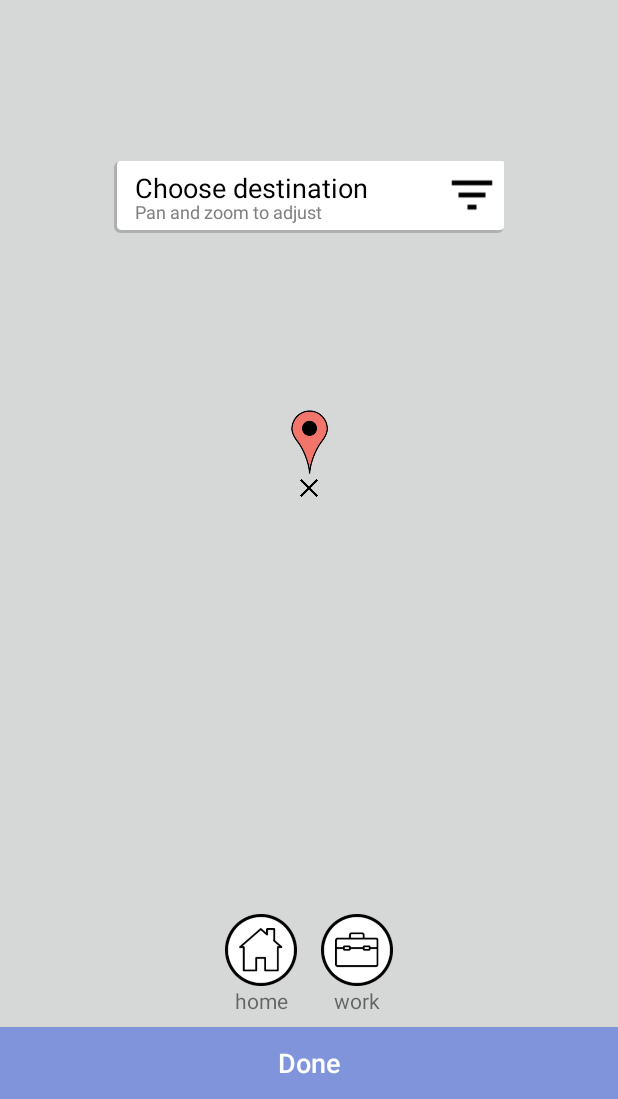
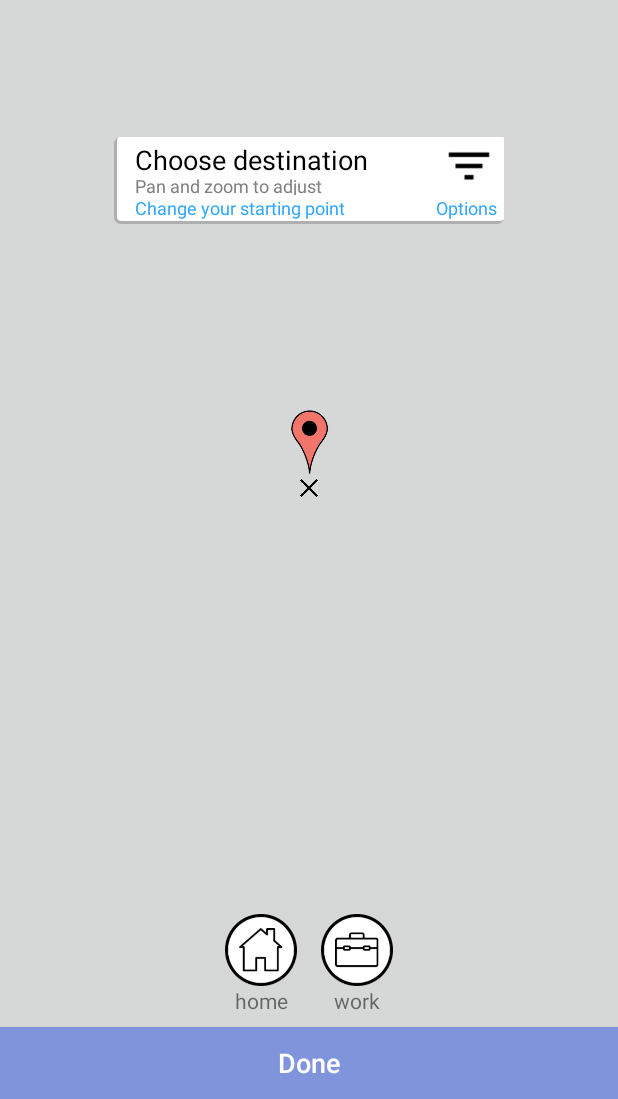
Before and after one commit to chrisk1ng/PublicTransportApp.Android, an Android app: the TripPlannerActivity screen opened directly, with no data from a screen before it, on a phone screen of 412 x 824 dp, the part 137-1236 px from its top. Run offline under Robolectric (Android 15) with nearby library versions, the phone set to English and light mode, and no system bars; our stand-ins replace Firebase (no records; nobody signed in at launch, a user with empty details on screens opened directly); libraries missing offline, so code that uses them is left out: com.flurry.android, transportapisdk.models; 2 statements that could not run were skipped.

Commit message:
Merged trip sharing, tweaked some trip planner visuals

```diff
--- a/app/build.gradle
+++ b/app/build.gradle
@@ -38,7 +38,7 @@ dependencies {
     compile 'com.google.android.gms:play-services-maps:11.2.0'
     compile 'com.google.android.gms:play-services-location:11.2.0'
     compile 'com.whereismytransport.transportapisdk:transportapisdk:1.0.1'
-    compile 'com.flurry.android:analytics:7.0.0@aar'
+    compile 'com.flurry.android:analytics:8.2.0@aar'
     compile 'com.github.ceryle:SegmentedButton:v1.2.2'
     compile 'com.android.support:recyclerview-v7:25.4.0'
     compile 'com.uber.sdk:rides-android:0.6.1'
--- a/app/src/main/java/com/chrisking/publictransportapp/activities/main/TripPlannerActivity.java
+++ b/app/src/main/java/com/chrisking/publictransportapp/activities/main/TripPlannerActivity.java
@@ -23,6 +23,7 @@ import com.chrisking.publictransportapp.activities.city.CityPersistence;
 import com.chrisking.publictransportapp.activities.city.CitySelectorActivity;
 import com.chrisking.publictransportapp.activities.queues.TaxiQueues;
 import com.chrisking.publictransportapp.activities.settings.AdvancedOptionsActivity;
+import com.chrisking.publictransportapp.activities.tripsharing.TripSharingActivity;
 import com.chrisking.publictransportapp.activities.whereto.WhereToActivity;
 import com.chrisking.publictransportapp.classes.City;
 import com.google.android.gms.tasks.OnFailureListener;
@@ -98,9 +99,9 @@ public class TripPlannerActivity extends AppCompatActivity
                         // [START_EXCLUDE]
 
                         if (deepLink != null && uid != null) {
-                                //Intent intent = new Intent(getApplicationContext(), LanceClassHere.class);
-                                //intent.putExtra("uid", uid);
-                                //startActivity(intent);
+                            Intent intent = new Intent(getApplicationContext(), TripSharingActivity.class);
+                            intent.putExtra("uid", uid);
+                            startActivity(intent);
                         }
                         // [END_EXCLUDE]
                     }
--- a/app/src/main/java/com/chrisking/publictransportapp/activities/whereto/WhereToActivity.java
+++ b/app/src/main/java/com/chrisking/publictransportapp/activities/whereto/WhereToActivity.java
@@ -39,6 +39,7 @@ import com.chrisking.publictransportapp.classes.TaxiPrompter;
 import com.chrisking.publictransportapp.classes.TripShare;
 import com.chrisking.publictransportapp.helpers.ApplicationExtension;
 import com.chrisking.publictransportapp.helpers.Shortcuts;
+import com.chrisking.publictransportapp.services.location.LocationMonitoringService;
 import com.flurry.android.FlurryAgent;
 import com.google.android.gms.common.ConnectionResult;
 import com.google.android.gms.common.api.GoogleApiClient;
@@ -59,6 +60,8 @@ import com.google.android.gms.maps.model.LatLng;
 import com.google.android.gms.location.LocationListener;
 import com.google.firebase.database.DatabaseReference;
 import com.google.firebase.database.FirebaseDatabase;
+import com.google.firebase.dynamiclinks.DynamicLink;
+import com.google.firebase.dynamiclinks.FirebaseDynamicLinks;
 
 import java.util.Date;
 import java.util.List;
@@ -86,7 +89,7 @@ public class WhereToActivity extends Fragment implements OnMapReadyCallback,
     private LatLng mStoredUserLocation;
     private LatLng endLocation;
     private LinearLayout mWhereToLayout;
-    private RelativeLayout mFilterButton;
+    private LinearLayout mFilterButton;
     private ImageView mFilterImageView;
     private Profile mProfile = Profile.ClosestToTime;
     private TimeType mTimeType = TimeType.DepartAfter;
@@ -94,6 +97,8 @@ public class WhereToActivity extends Fragment implements OnMapReadyCallback,
     private Button mRegionSupportButton;
     private ImageView mHomeImageView;
     private ImageView mWorkImageView;
+    private LinearLayout mActiveTripLayout;
+    private Button mTripShareStopButton;
 
     private void displayTip(){
         SharedPreferences prefs = getActivity().getSharedPreferences("tips", 0);
@@ -137,6 +142,15 @@ public class WhereToActivity extends Fragment implements OnMapReadyCallback,
                 .show();
     }
 
+    @Override
+    public void onResume()
+    {
+        super.onResume();
+
+        showOnTrip(false);
+    }
+
+
     private void init(final View view, final Activity activity)
     {
         mPrefs = getActivity().getSharedPreferences("settings", 0);
@@ -152,9 +166,9 @@ public class WhereToActivity extends Fragment implements OnMapReadyCallback,
                     double homeLatitude = Double.parseDouble(homeLatlong[0]);
                     double homeLongitude = Double.parseDouble(homeLatlong[1]);
 
-                    //move map camera
-                    mMap.moveCamera(CameraUpdateFactory.newLatLng(new LatLng(homeLatitude, homeLongitude)));
-                    mMap.animateCamera(CameraUpdateFactory.zoomTo(13));
+                    endLocation = new LatLng(homeLatitude, homeLongitude);
+
+                    planJourney();
                 }
                 else{
                     displayMyCommuteNotSetupTip();
@@ -173,9 +187,9 @@ public class WhereToActivity extends Fragment implements OnMapReadyCallback,
                     double workLatitude = Double.parseDouble(workLatlong[0]);
                     double workLongitude = Double.parseDouble(workLatlong[1]);
 
-                    //move map camera
-                    mMap.moveCamera(CameraUpdateFactory.newLatLng(new LatLng(workLatitude, workLongitude)));
-                    mMap.animateCamera(CameraUpdateFactory.zoomTo(13));
+                    endLocation = new LatLng(workLatitude, workLongitude);
+
+                    planJourney();
                 }
                 else{
                     displayMyCommuteNotSetupTip();
@@ -192,7 +206,7 @@ public class WhereToActivity extends Fragment implements OnMapReadyCallback,
             }
         });
 
-        mFilterButton = (RelativeLayout) view.findViewById(R.id.filter);
+        mFilterButton = (LinearLayout) view.findViewById(R.id.filter);
         mFilterButton.setOnClickListener(new View.OnClickListener() {
             @Override
             public void onClick(View v) {
@@ -213,6 +227,26 @@ public class WhereToActivity extends Fragment implements OnMapReadyCallback,
             }
         });
 
+        mActiveTripLayout = (LinearLayout) view.findViewById(R.id.activeTripLayout);
+        mActiveTripLayout.setOnClickListener(new View.OnClickListener() {
+            @Override
+            public void onClick(View v) {
+                String uid = ((ApplicationExtension) getActivity().getApplicationContext()).getTripShareId();
+
+                sendShareLink(uid);
+            }
+        });
+
+        mTripShareStopButton = (Button) view.findViewById(R.id.tripShareStopButton);
+        mTripShareStopButton.setOnClickListener(new View.OnClickListener() {
+            @Override
+            public void onClick(View v) {
+                Intent intent = new Intent(v.getContext(), LocationMonitoringService.class);
+                getActivity().stopService(intent);
+                showOnTrip(true);
+            }
+        });
+
         mDoneButton = (Button) view.findViewById(R.id.done);
         mDoneButton.setOnClickListener(new View.OnClickListener() {
             @Override
@@ -220,11 +254,19 @@ public class WhereToActivity extends Fragment implements OnMapReadyCallback,
 
                 endLocation = mMap.getCameraPosition().target;
 
+                planJourney();
+            }
+        });
+
+
+    }
+
+    private void planJourney(){
         if (mStartLocation == null){
             showNoStartLocationAlert();
         }
         else {
-                    Intent push = new Intent(activity, JourneyOptionsActivity.class);
+            Intent push = new Intent(getActivity(), JourneyOptionsActivity.class);
             push.putExtra("startLocation", mStartLocation);
             push.putExtra("endLocation", endLocation);
             if (mProfile == Profile.FewestTransfers)
@@ -244,9 +286,39 @@ public class WhereToActivity extends Fragment implements OnMapReadyCallback,
             startActivity(push);
         }
     }
-        });
 
+    public void sendShareLink(String uid){
+        DynamicLink dynamicLink = FirebaseDynamicLinks.getInstance().createDynamicLink()
+                .setLink(Uri.parse("https://insta.trip?uid=" + uid))
+                .setDynamicLinkDomain("enc6m.app.goo.gl")
+                // Open links with this app on Android
+                .setAndroidParameters(new DynamicLink.AndroidParameters.Builder().build())
+                // Open links with com.example.ios on iOS
+                //.setIosParameters(new DynamicLink.IosParameters.Builder("com.example.ios").build())
+                .buildDynamicLink();
 
+        Uri dynamicLinkUri = dynamicLink.getUri();
+
+        Intent sharingIntent = new Intent(android.content.Intent.ACTION_SEND);
+        sharingIntent.setType("text/plain");
+        String shareBody = dynamicLinkUri.toString();
+        sharingIntent.putExtra(android.content.Intent.EXTRA_SUBJECT, "InstaTrip");
+        sharingIntent.putExtra(android.content.Intent.EXTRA_TEXT, shareBody);
+        startActivity(Intent.createChooser(sharingIntent, "Share via"));
+    }
+
+    private void showOnTrip(boolean forced){
+        if (forced)
+        {
+            mActiveTripLayout.setVisibility(View.GONE);
+            return;
+        }
+        if (!((ApplicationExtension) getActivity().getApplicationContext()).getIsBackgroundServiceRunning()) {
+            mActiveTripLayout.setVisibility(View.GONE);
+        }
+        else{
+            mActiveTripLayout.setVisibility(View.VISIBLE);
+        }
     }
 
     private void hideKeyBoard(){
@@ -286,8 +358,6 @@ public class WhereToActivity extends Fragment implements OnMapReadyCallback,
 
             TaxiPrompter.app_launched(getActivity(), getFragmentManager());
         }
-
-
     }
 
     /**
--- a/app/src/main/java/com/chrisking/publictransportapp/helpers/ApplicationExtension.java
+++ b/app/src/main/java/com/chrisking/publictransportapp/helpers/ApplicationExtension.java
@@ -16,7 +16,9 @@ public class ApplicationExtension extends Application {
     private Itinerary mItinerary;
     private ArrayList<Itinerary> mItineraries;
     private static Context mContext;
+    private String tripShareId;
 
+    public String getTripShareId() {return tripShareId;}
     public boolean getIsBackgroundServiceRunning() {return backgroundServiceRunning;}
     public boolean getIsCommute() {return mIsCommute;}
     public boolean getIsCommuteHome() {return mIsCommuteHome;}
@@ -31,6 +33,7 @@ public class ApplicationExtension extends Application {
     public void setIsCommute(boolean isCommute, boolean isCommuteHome) {this.mIsCommute = isCommute; this.mIsCommuteHome = isCommuteHome;}
     public void setItinerary(Itinerary itinerary) {this.mItinerary = itinerary;}
     public void setItineraries(ArrayList<Itinerary> itineraries) {this.mItineraries = itineraries;}
+    public void setTripShareId(String tripShareId) {this.tripShareId = tripShareId;}
 
     @Override
     public void onCreate() {
--- a/app/src/main/res/layout/activity_journey_options.xml
+++ b/app/src/main/res/layout/activity_journey_options.xml
@@ -20,7 +20,7 @@
             android:layout_width="wrap_content"
             android:layout_height="wrap_content"
             android:layout_gravity="center_vertical"
-            android:layout_marginLeft="8dp"
+            android:layout_marginStart="8dp"
             android:layout_weight="0"
             app:srcCompat="@drawable/ic_menu_share" />
 
@@ -41,7 +41,7 @@
             android:layout_margin="8dp"
             android:layout_weight="0"
             android:background="@drawable/action_button_rounded_corners"
-            android:text="STOP"
+            android:text="@string/trip_share_stop"
             android:textColor="@android:color/white" />
     </LinearLayout>
 
--- a/app/src/main/res/layout/activity_where_to.xml
+++ b/app/src/main/res/layout/activity_where_to.xml
@@ -72,13 +72,11 @@
                 android:layout_width="48dp"
                 android:layout_height="48dp"
                 android:layout_marginEnd="8dp"
-                android:layout_weight="1"
                 map:srcCompat="@drawable/home" />
 
             <TextView
                 android:layout_width="match_parent"
                 android:layout_height="wrap_content"
-                android:layout_weight="1"
                 android:layout_marginEnd="8dp"
                 android:text="@string/home"
                 android:textAlignment="center" />
@@ -96,13 +94,11 @@
                 android:layout_width="48dp"
                 android:layout_height="48dp"
                 android:layout_marginStart="8dp"
-                android:layout_weight="1"
                 map:srcCompat="@drawable/work" />
 
             <TextView
                 android:layout_width="match_parent"
                 android:layout_height="wrap_content"
-                android:layout_weight="1"
                 android:text="@string/work"
                 android:layout_marginStart="8dp"
                 android:textAlignment="center" />
@@ -125,6 +121,49 @@
             map:layout_constraintRight_toRightOf="parent"
             map:layout_constraintVertical_bias="0.179" />
 
+    <LinearLayout
+        android:id="@+id/activeTripLayout"
+        android:layout_width="0dp"
+        android:layout_height="48dp"
+        android:background="@android:color/holo_red_light"
+        android:orientation="horizontal"
+        android:visibility="gone"
+        map:layout_constraintHorizontal_bias="0.0"
+        map:layout_constraintLeft_toLeftOf="parent"
+        map:layout_constraintRight_toRightOf="parent"
+        map:layout_constraintTop_toTopOf="parent"
+        map:layout_constraintVertical_bias="0.179">
+
+        <ImageView
+            android:layout_width="wrap_content"
+            android:layout_height="wrap_content"
+            android:layout_gravity="center_vertical"
+            android:layout_marginStart="8dp"
+            android:layout_weight="0"
+            android:background="@drawable/ic_menu_share" />
+
+        <TextView
+            android:layout_width="match_parent"
+            android:layout_height="wrap_content"
+            android:layout_gravity="center_vertical"
+            android:layout_marginLeft="8dp"
+            android:layout_marginRight="8dp"
+            android:textSize="18sp"
+            android:layout_weight="1"
+            android:text="@string/trip_share_active_trip"
+            android:textColor="@android:color/white" />
+
+        <Button
+            android:id="@+id/tripShareStopButton"
+            android:layout_width="wrap_content"
+            android:layout_height="32dp"
+            android:layout_margin="8dp"
+            android:layout_weight="0"
+            android:background="@drawable/action_button_rounded_corners"
+            android:text="@string/trip_share_stop"
+            android:textColor="@android:color/white" />
+    </LinearLayout>
+
         <Button
             android:id="@+id/regionSupport"
             android:layout_width="0dp"
@@ -141,10 +180,11 @@
             map:layout_constraintTop_toTopOf="parent"
             map:layout_constraintVertical_bias="0.179" />
 
+
     <LinearLayout
         android:id="@+id/whereToLayout"
         android:layout_width="260dp"
-        android:layout_height="48dp"
+        android:layout_height="58dp"
         android:layout_marginBottom="8dp"
         android:background="@drawable/shadow"
         android:elevation="1dp"
@@ -155,7 +195,7 @@
         map:layout_constraintLeft_toLeftOf="parent"
         map:layout_constraintRight_toRightOf="parent"
         map:layout_constraintTop_toTopOf="parent"
-        map:layout_constraintVertical_bias="0.19999999">
+        map:layout_constraintVertical_bias="0.18">
 
         <LinearLayout
             android:layout_width="match_parent"
@@ -166,41 +206,57 @@
             <TextView
                 android:id="@+id/textView"
                 android:layout_width="match_parent"
-                android:layout_height="26dp"
-                android:paddingLeft="12dp"
-                android:paddingTop="6dp"
+                android:layout_height="23dp"
+                android:paddingStart="12dp"
+                android:paddingTop="3dp"
                 android:text="@string/where_to"
                 android:textColor="@android:color/black"
-                android:textSize="18dp"
-                tools:layout_editor_absoluteX="162dp"
-                tools:layout_editor_absoluteY="64dp" />
+                android:textSize="18sp" />
 
             <TextView
-                android:id="@+id/textView24"
+                android:layout_width="match_parent"
+                android:layout_height="16dp"
+                android:paddingStart="12dp"
+                android:paddingTop="1dp"
+                android:text="@string/where_to_destination_hint"
+                android:textColor="@color/colorWalking"
+                android:textSize="12sp" />
+
+            <TextView
                 android:layout_width="match_parent"
                 android:layout_height="wrap_content"
-                android:paddingLeft="12dp"
-                android:text="@string/where_to_destination_hint"
-                android:textColor="@color/colorWalking"
-                android:textSize="12dp" />
+                android:paddingStart="12dp"
+
+                android:text="@string/where_to_change_location"
+                android:textColor="@color/colorLinks"
+                android:textSize="12sp" />
         </LinearLayout>
 
-        <RelativeLayout
+        <LinearLayout
             android:id="@+id/filter"
             android:layout_width="58dp"
             android:layout_height="match_parent"
+            android:orientation="vertical"
             android:layout_weight="0.25">
 
             <ImageView
                 android:id="@+id/filterImage"
                 android:layout_width="36dp"
-                android:layout_height="match_parent"
-                android:layout_alignParentRight="true"
-                android:layout_margin="4dp"
-                android:layout_weight="1"
+                android:layout_height="36dp"
+                android:layout_alignParentEnd="true"
+                android:layout_marginTop="2dp"
+                android:layout_marginStart="4dp"
                 android:adjustViewBounds="true"
                 android:background="@drawable/filter" />
-        </RelativeLayout>
+
+            <TextView
+                android:layout_width="match_parent"
+                android:layout_height="17dp"
+                android:paddingTop="1dp"
+                android:text="@string/where_to_options"
+                android:textColor="@color/colorLinks"
+                android:textSize="12sp" />
+        </LinearLayout>
 
     </LinearLayout>
 
--- a/app/src/main/res/values/strings.xml
+++ b/app/src/main/res/values/strings.xml
@@ -27,6 +27,8 @@
 
     <string name="where_to">Choose destination</string>
     <string name="where_to_destination_hint">Pan and zoom to adjust</string>
+    <string name="where_to_options">Options</string>
+    <string name="where_to_change_location">Change your starting point</string>
     <string name="where_to_done">Done</string>
     <string name="where_to_search_hint">Address search</string>
     <string name="where_to_tip_welcome">Welcome</string>
@@ -145,7 +147,7 @@
     <string name="about_intro">My name is Chris King, one of the co-founders of WhereIsMyTransport.</string>
     <string name="about_why">I built this app for fun and to demonstrate some of the capabilities of our platform.</string>
     <string name="about_sayhi">Seen as you made it this far, why not say hi on one of the channels below?</string>
-    <string name="about_version">v1.6</string>
+    <string name="about_version">v1.7</string>
     <string name="about_open_source_title">Open source libraries used:</string>
     <string name="about_transport_api_sdk"><a href="https://github.com/WhereIsMyTransport/TransportApiSdk.Java">TransportApiSdk</a></string>
     <string name="about_segmented_button"><a href="https://github.com/ceryle/SegmentedButton">SegmentedButton</a></string>
@@ -199,5 +201,7 @@
     <string name="trip_share_alert_message">Would you like to start sharing your location with your friends now?</string>
     <string name="trip_share_active_trip">You\'re currently on a trip.</string>
     <string name="trip_share_alert_already_sharing">You\'re already sharing a trip, please stop the current trip before sharing this one.</string>
+    <string name="trip_share_alert_sharing_ended">Your friend is no longer sharing their trip.</string>
+    <string name="trip_share_stop">STOP</string>
 
 </resources>
```
Also changed, not shown: app/src/main/java/com/chrisking/publictransportapp/activities/journeyoptions/JourneyOptionsActivity.java (+8 -0 lines), app/src/main/java/com/chrisking/publictransportapp/activities/tripsharing/TripSharingActivity.java (+34 -18 lines), app/src/main/java/com/chrisking/publictransportapp/helpers/Shortcuts.java (+12 -0 lines), app/src/main/java/com/chrisking/publictransportapp/services/location/LocationMonitoringService.java (+10 -1 lines). Lines whose indentation alone changed are shown as unchanged.
